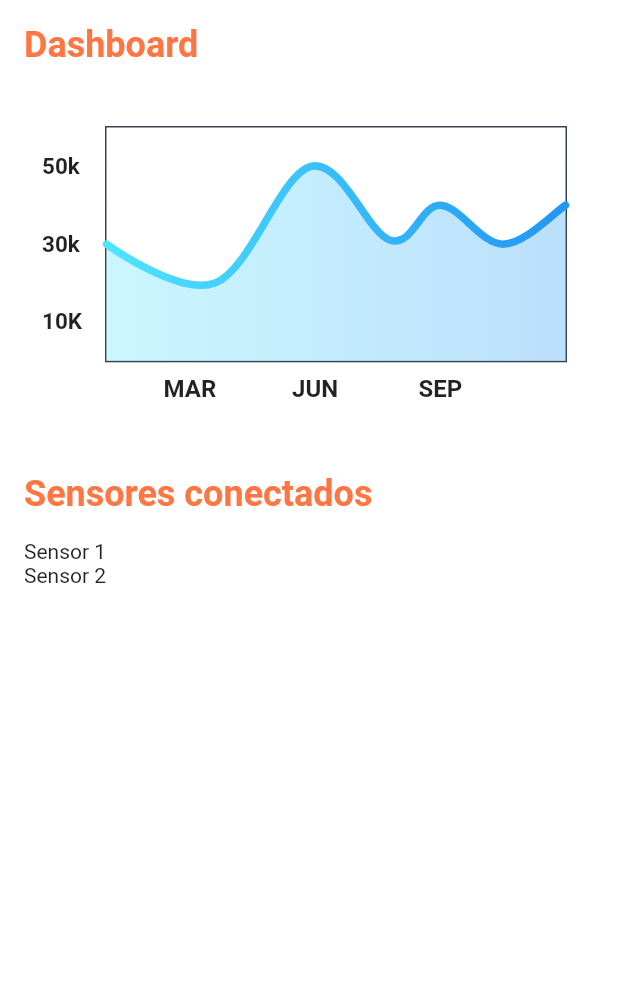
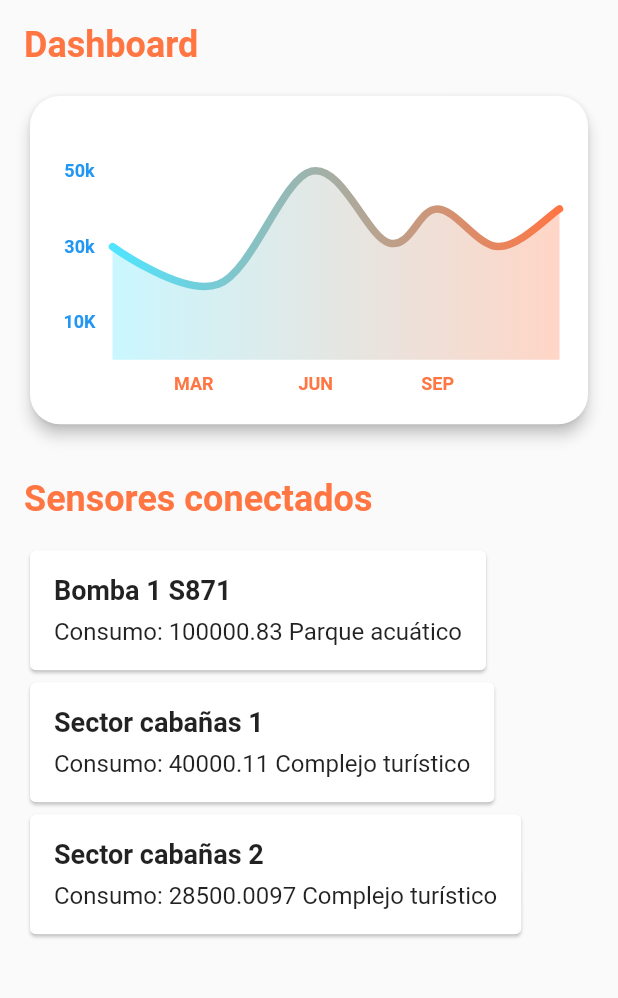
Before and after one commit to cgustav/Aqua_monitor, a Flutter app: the HomePage screen opened directly, on a phone screen of 412 x 824 dp, the part 84-1082 px from its top. Run offline on Flutter 3.47's test engine with Material 2 defaults, Android fonts, the phone set to English and light mode, and no system bars; drawn by our look-alikes of fl_chart.

Commit message:
🎨 Diagramacion dashboard

```diff
--- a/lib/complex_chart.dart
+++ b/lib/complex_chart.dart
@@ -12,7 +12,8 @@ class LineChartSample2 extends StatefulWidget {
 class _LineChartSample2State extends State<LineChartSample2> {
   List<Color> gradientColors = [
     AppColors.contentColorCyan,
-    AppColors.contentColorBlue,
+    // AppColors.contentColorBlue,
+    const Color(0xFFFF7643)
   ];
 
   bool showAvg = false;
@@ -60,7 +61,11 @@ class _LineChartSample2State extends State<LineChartSample2> {
   Widget bottomTitleWidgets(double value, TitleMeta meta) {
     const style = TextStyle(
       fontWeight: FontWeight.bold,
-      fontSize: 16,
+      fontSize: 12,
+      // color: Color(0xFFFF7643),
+      // color: AppColors.contentColorBlue,
+      // color: Colors.orangeAccent,
+      color: const Color(0xFFFF7643),
     );
     Widget text;
     switch (value.toInt()) {
@@ -87,7 +92,9 @@ class _LineChartSample2State extends State<LineChartSample2> {
   Widget leftTitleWidgets(double value, TitleMeta meta) {
     const style = TextStyle(
       fontWeight: FontWeight.bold,
-      fontSize: 15,
+      fontSize: 12,
+      // color: AppColors.contentColorPurple,
+      color: AppColors.contentColorBlue,
     );
     String text;
     switch (value.toInt()) {
@@ -104,7 +111,7 @@ class _LineChartSample2State extends State<LineChartSample2> {
         return Container();
     }
 
-    return Text(text, style: style, textAlign: TextAlign.left);
+    return Text(text, style: style, textAlign: TextAlign.center);
   }
 
   LineChartData mainData() {
@@ -116,13 +123,15 @@ class _LineChartSample2State extends State<LineChartSample2> {
         verticalInterval: 1,
         getDrawingHorizontalLine: (value) {
           return FlLine(
-            color: AppColors.mainGridLineColor,
+            // color: AppColors.mainGridLineColor,
+            color: Colors.transparent,
             strokeWidth: 1,
           );
         },
         getDrawingVerticalLine: (value) {
           return FlLine(
-            color: AppColors.mainGridLineColor,
+            // color: AppColors.mainGridLineColor,
+            color: Colors.transparent,
             strokeWidth: 1,
           );
         },
@@ -154,7 +163,8 @@ class _LineChartSample2State extends State<LineChartSample2> {
       ),
       borderData: FlBorderData(
         show: true,
-        border: Border.all(color: const Color(0xff37434d)),
+        // border: Border.all(color: const Color(0xff37434d)),
+        border: Border.all(color: Colors.transparent),
       ),
       minX: 0,
       maxX: 11,
--- a/lib/home.dart
+++ b/lib/home.dart
@@ -1,26 +1,60 @@
 import 'package:aqua_monitor/complex_chart.dart';
 import 'package:flutter/material.dart';
+
+class SensorCard extends StatelessWidget {
+  final String sensorName;
+  final double consumption;
+  final String unit;
+
+  const SensorCard(
+      {required this.sensorName,
+      required this.consumption,
+      required this.unit});
+
+  @override
+  Widget build(BuildContext context) {
+    return Card(
+      child: Padding(
+        padding: EdgeInsets.all(16.0),
+        child: Column(
+          crossAxisAlignment: CrossAxisAlignment.start,
+          children: [
+            Text(
+              sensorName,
+              style: TextStyle(fontSize: 18, fontWeight: FontWeight.bold),
+            ),
+            SizedBox(height: 8),
+            Text(
+              'Consumo: $consumption $unit',
+              style: TextStyle(fontSize: 16),
+            ),
+          ],
+        ),
+      ),
+    );
+  }
+}
 
 class HomePage extends StatelessWidget {
   @override
   Widget build(BuildContext context) {
     return Scaffold(
-      backgroundColor: Colors.white, // Fondo blanco
+      // backgroundColor: Colors.white, // Fondo blanco
       appBar: AppBar(
         // backgroundColor: Color(0xFFFF7643), // Color primario
         backgroundColor: Colors.white,
         elevation: 0,
-        title: Text(
+        title: const Text(
           'Aqua Monitor',
           style: TextStyle(color: Color(0xFFFF7643)),
         ),
       ),
       body: Padding(
-        padding: EdgeInsets.all(16),
+        padding: const EdgeInsets.all(16),
         child: Column(
           crossAxisAlignment: CrossAxisAlignment.start,
           children: [
-            Text(
+            const Text(
               'Dashboard',
               style: TextStyle(
                 fontSize: 24,
@@ -28,15 +62,22 @@ class HomePage extends StatelessWidget {
                 color: Color(0xFFFF7643), // Color primario
               ),
             ),
-            SizedBox(height: 16),
+            const SizedBox(height: 16),
             // Aquí puedes agregar widgets para mostrar los datos del dashboard
             // Text('Datos de consumo de agua del último mes'),
-            LineChartSample2(),
+            Card(
+                shape: RoundedRectangleBorder(
+                  borderRadius: BorderRadius.circular(20),
+                ),
+                elevation: 4,
+                child: Container(
+                  child: const LineChartSample2(),
+                )),
             // Otros widgets relacionados con el dashboard
 
-            SizedBox(height: 32),
+            const SizedBox(height: 32),
 
-            Text(
+            const Text(
               'Sensores conectados',
               style: TextStyle(
                 fontSize: 24,
@@ -44,10 +85,24 @@ class HomePage extends StatelessWidget {
                 color: Color(0xFFFF7643), // Color primario
               ),
             ),
-            SizedBox(height: 16),
+            const SizedBox(height: 16),
             // Aquí puedes agregar widgets para mostrar los sensores conectados
-            Text('Sensor 1'),
-            Text('Sensor 2'),
+            // const Text('Sensor 1'),
+            const SensorCard(
+                sensorName: "Bomba 1 S871",
+                consumption: 100000.83,
+                unit: "Parque acuático"),
+
+            const SensorCard(
+                sensorName: "Sector cabañas 1",
+                consumption: 40000.11,
+                unit: "Complejo turístico"),
+
+            const SensorCard(
+                sensorName: "Sector cabañas 2",
+                consumption: 28500.0097,
+                unit: "Complejo turístico"),
+            // const Text('Sensor 2'),
             // Otros widgets relacionados con los sensores conectados
           ],
         ),
```
